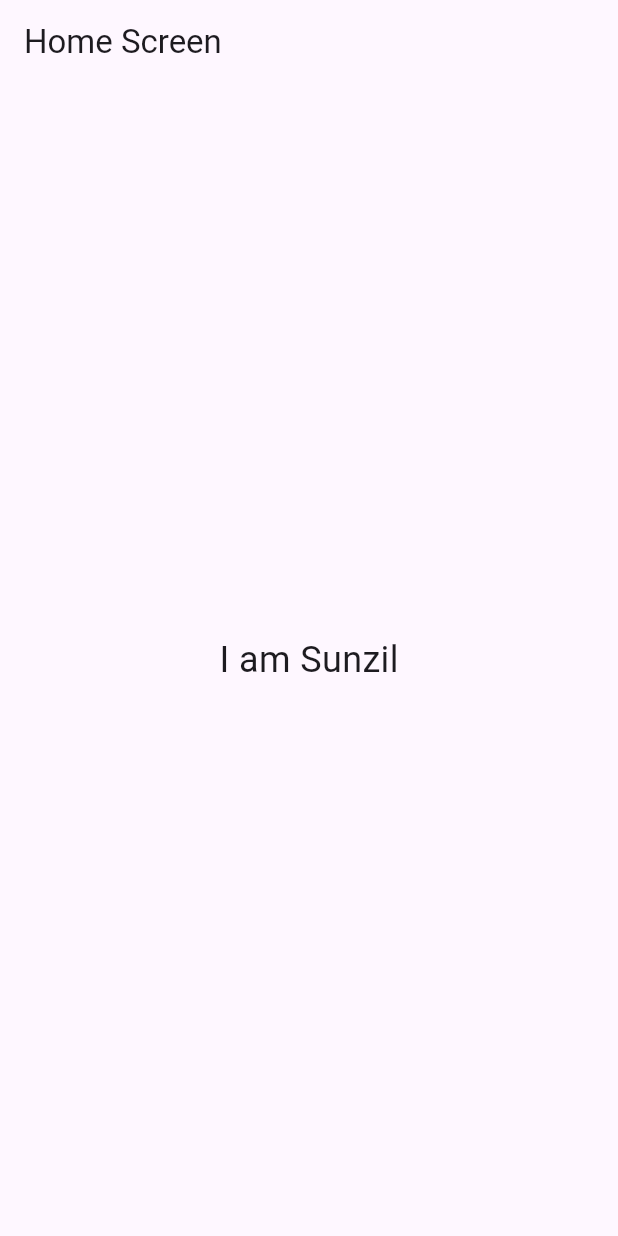
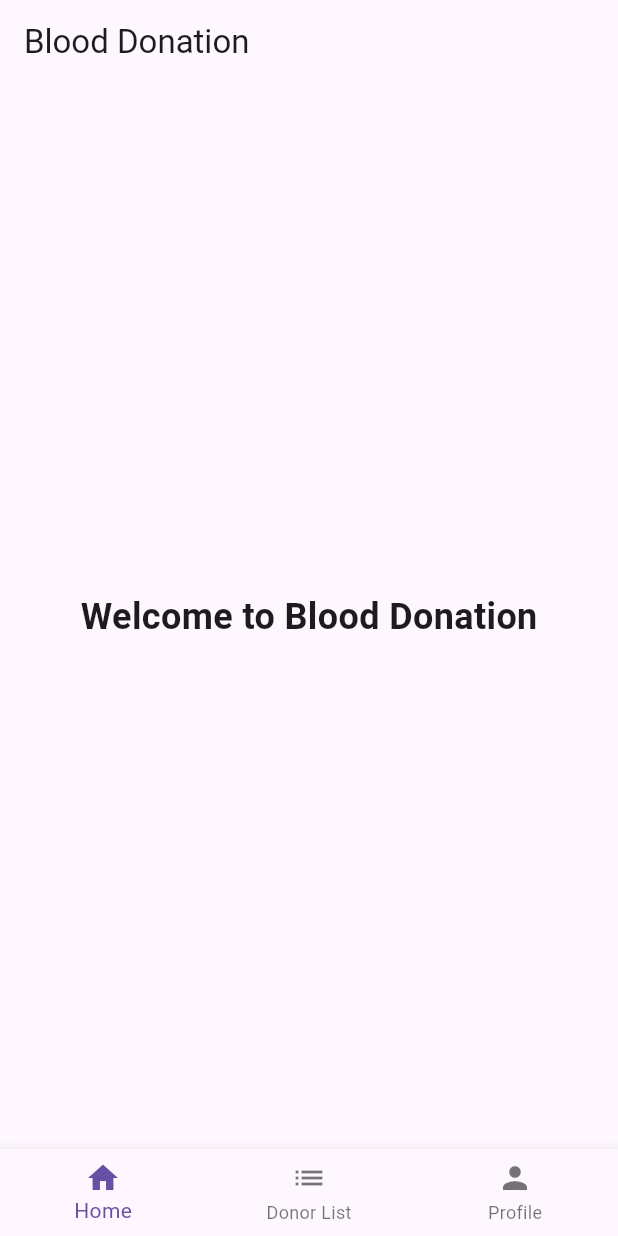
Before and after one commit to sunjilkh/LabTest, a Flutter app: the screen it shows after launch, on a phone screen of 412 x 824 dp. Run offline on Flutter 3.47's test engine with Material 3 defaults, Android fonts, the phone set to English and light mode, and no system bars.

Commit message:
Update main.dart

```diff
--- a/flutter1/lib/main.dart
+++ b/flutter1/lib/main.dart
@@ -1,31 +1,102 @@
 import 'package:flutter/material.dart';
 
 void main() {
-  runApp(const MainApp());
+  runApp(BloodDonationApp());
 }
 
-class MainApp extends StatelessWidget {
-  const MainApp({super.key});
-
+class BloodDonationApp extends StatelessWidget {
   @override
   Widget build(BuildContext context) {
     return MaterialApp(
-      home: HomeAct(),
+      title: 'Blood Donation',
+      theme: ThemeData(primarySwatch: Colors.red),
+      home: HomeScreen(),
     );
   }
 }
 
-class HomeAct extends StatelessWidget {
+class HomeScreen extends StatefulWidget {
+  @override
+  _HomeScreenState createState() => _HomeScreenState();
+}
+
+class _HomeScreenState extends State<HomeScreen> {
+  int _currentIndex = 0;
+  final List<Widget> _screens = [HomePage(), DonorListPage()];
+
   @override
   Widget build(BuildContext context) {
     return Scaffold(
-      appBar: AppBar(
-        title: const Text('Home Screen'),
+      appBar: AppBar(title: Text("Blood Donation")),
+      body: _screens[_currentIndex],
+      bottomNavigationBar: BottomNavigationBar(
+        currentIndex: _currentIndex,
+        onTap: (index) {
+          setState(() {
+            _currentIndex = index;
+          });
+        },
+        items: [
+          BottomNavigationBarItem(icon: Icon(Icons.home), label: "Home"),
+          BottomNavigationBarItem(icon: Icon(Icons.list), label: "Donor List"),
+          BottomNavigationBarItem(icon: Icon(Icons.person), label: "Profile"),
+        ],
       ),
-      body: const Center(
-        child: Text(
-          'I am Sunzil',
-          style: TextStyle(fontSize: 24),
+    );
+  }
+}
+
+class HomePage extends StatelessWidget {
+  @override
+  Widget build(BuildContext context) {
+    return Center(
+      child: Text(
+        "Welcome to Blood Donation",
+        style: TextStyle(fontSize: 24, fontWeight: FontWeight.bold),
+      ),
+    );
+  }
+}
+
+class DonorListPage extends StatelessWidget {
+  @override
+  Widget build(BuildContext context) {
+    return ListView(
+      padding: EdgeInsets.all(16.0),
+      children: [
+        ListTile(
+          title: Text("Name: AAI"),
+          subtitle: Text("Blood Type: O+"),
+          trailing: ElevatedButton(
+            child: Text("Details"),
+            onPressed: () {
+              Navigator.push(
+                context,
+                MaterialPageRoute(builder: (context) => DonorDetailsPage()),
+              );
+            },
+          ),
+        ),
+        // Add more donors here
+      ],
+    );
+  }
+}
+
+class DonorDetailsPage extends StatelessWidget {
+  @override
+  Widget build(BuildContext context) {
+    return Scaffold(
+      appBar: AppBar(title: Text("Details")),
+      body: Padding(
+        padding: EdgeInsets.all(16.0),
+        child: Column(
+          crossAxisAlignment: CrossAxisAlignment.start,
+          children: [
+            Text("Name: AAI", style: TextStyle(fontSize: 20)),
+            Text("Blood Type: O+", style: TextStyle(fontSize: 20)),
+            Text("Mobile: ---", style: TextStyle(fontSize: 20)),
+          ],
         ),
       ),
     );
```
